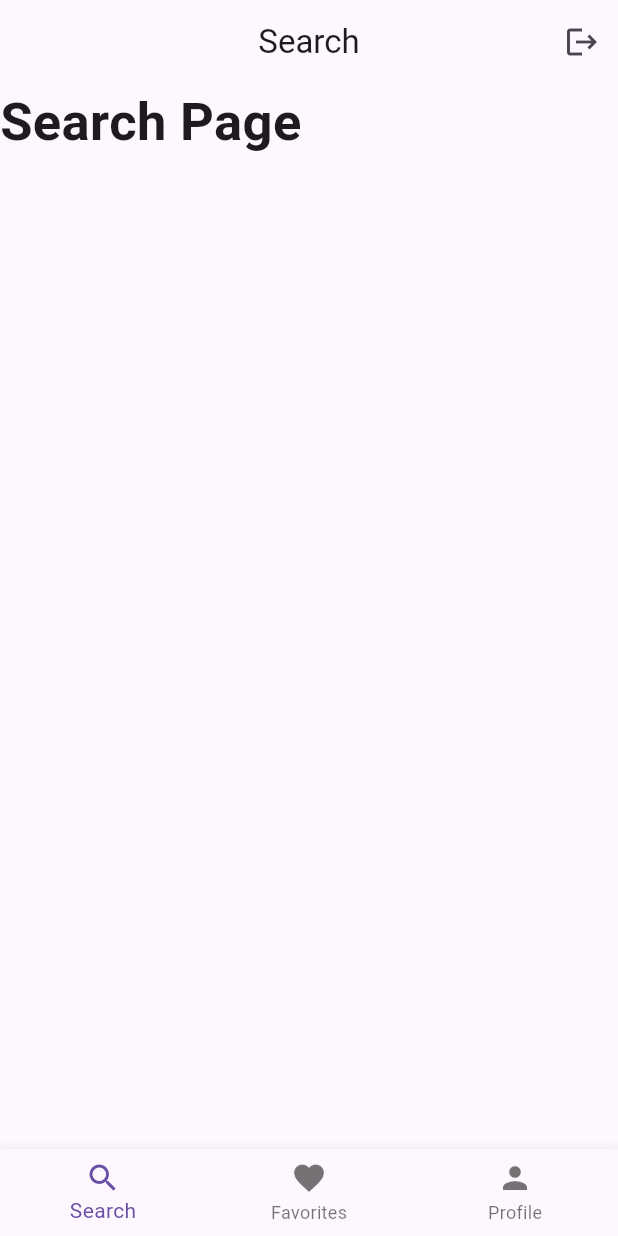
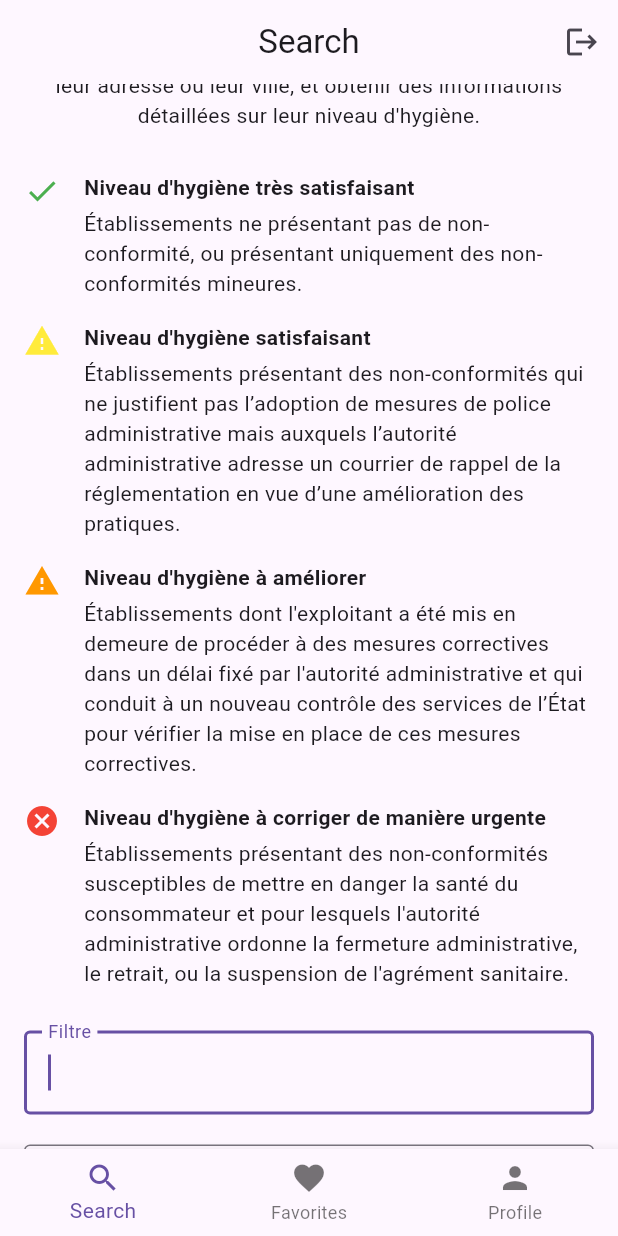
Before and after one commit to GuillaumeMichel10/Golbut, a Flutter app: the screen it shows once a user with an empty profile is signed in, on a phone screen of 412 x 824 dp. Run offline on Flutter 3.47's test engine with Material 3 defaults, Android fonts, the phone set to English and light mode, and no system bars; drawn by our look-alikes of flutter_typeahead; our stand-ins replace cloud_firestore, firebase_auth, firebase_core, flutter_profile_picture; accounts and stored records are empty; network calls fail.

Commit message:
:rocket: add autocomplete and form and result list :sparkles: and need to sleep :ambulance::tada:

```diff
--- /dev/null
+++ b/lib/models/establishment_model.dart
@@ -0,0 +1,58 @@
+import 'package:http/http.dart' as http;
+import 'dart:convert';
+
+class Establishment {
+  final String? name;
+  final String? siret;
+  final String? address;
+  final String? postalCode;
+  final String? town;
+  final String? inspectionNumber;
+  final String? inspectionDate;
+  final String? score;
+  final List<String>? filter;
+
+  Establishment({
+    required this.name,
+    required this.siret,
+    required this.address,
+    required this.postalCode,
+    required this.town,
+    required this.inspectionNumber,
+    required this.inspectionDate,
+    required this.score,
+    this.filter,
+  });
+
+  factory Establishment.fromJson(Map<String, dynamic> json) {
+    return Establishment(
+      name: json['app_libelle_etablissement'],
+      siret: json['siret'],
+      address: json['adresse_2_ua'],
+      postalCode: json['code_postal'],
+      town: json['libelle_commune'],
+      inspectionNumber: json['numero_inspection'],
+      inspectionDate: json['date_inspection'],
+      score: json['synthese_eval_sanit'],
+      filter: json['filtre'] != null ? List<String>.from(json['filtre']) : null,
+    );
+  }
+}
+
+Future<List<Establishment>> fetchEstablishment() async {
+  final uri = Uri.https(
+    'dgal.opendatasoft.com',
+    '/api/explore/v2.1/catalog/datasets/export_alimconfiance/exports/json',
+    {
+      'select':
+      'app_libelle_etablissement,siret,adresse_2_ua,code_postal,libelle_commune,date_inspection,synthese_eval_sanit,filtre',
+    },
+  );
+  final response = await http.get(uri);
+  if (response.statusCode == 200) {
+    List jsonResponse = json.decode(response.body);
+    return jsonResponse.map((data) => Establishment.fromJson(data)).toList();
+  } else {
+    throw Exception('Failed to load etablissements from API');
+  }
+}
--- a/lib/screens/home_screen.dart
+++ b/lib/screens/home_screen.dart
@@ -1,6 +1,10 @@
 import 'package:flutter/material.dart';
 import 'package:open_hygiene/screens/profile_screen.dart';
+import 'package:open_hygiene/screens/result_page.dart';
+import 'package:open_hygiene/screens/search_page.dart';
 import 'package:open_hygiene/services/auth_service.dart';
+
+import '../models/establishment_model.dart';
 
 class HomeScreen extends StatefulWidget {
   @override
@@ -10,6 +14,21 @@ class HomeScreen extends StatefulWidget {
 class _HomeScreenState extends State<HomeScreen> {
   int _selectedIndex = 0;
   final PageController _pageController = PageController();
+  Future<List<Establishment>>? _futureEstablishment;
+  Map<String, TextEditingController> textEditingControllerMap = {};
+
+  String? _selectedFilter;
+  String? _selectedTown;
+  String? _selectedName;
+
+  @override
+  void initState() {
+    super.initState();
+    _futureEstablishment = fetchEstablishment();
+    textEditingControllerMap['filter'] = TextEditingController();
+    textEditingControllerMap['town'] = TextEditingController();
+    textEditingControllerMap['name'] = TextEditingController();
+  }
 
   @override
   void dispose() {
@@ -20,7 +39,7 @@ class _HomeScreenState extends State<HomeScreen> {
   void _onItemTapped(int index) {
     setState(() {
       _selectedIndex = index;
-      _pageController.animateToPage(index, duration: Duration(milliseconds: 500), curve: Curves.easeInOut);
+      _pageController.animateToPage(index, duration: const Duration(milliseconds: 500), curve: Curves.easeInOut);
     });
   }
 
@@ -60,8 +79,29 @@ class _HomeScreenState extends State<HomeScreen> {
           });
         },
         children: [
-          Text('Search Page', style: TextStyle(fontSize: 35, fontWeight: FontWeight.bold)),
-          Text('Favorites Page', style: TextStyle(fontSize: 35, fontWeight: FontWeight.bold)),
+          SearchPage(establishment: _futureEstablishment,
+              textEditingControllerMap: textEditingControllerMap,
+              onSelectedFilterChanged: (newFilter) {
+                setState(() {
+                  _selectedFilter = newFilter;
+                });
+              },
+              onSelectedTownChanged: (newTown) {
+                setState(() {
+                  _selectedTown = newTown;
+                });
+              },
+              onSelectedNameChanged: (newName) {
+                setState(() {
+                  _selectedName = newName;
+                });
+              },
+          ),
+          ResultPage(establishment: _futureEstablishment,
+              selectedFilter: _selectedFilter,
+            selectedTown: _selectedTown,
+            selectedName: _selectedName,
+          ),
           ProfileScreen(),
         ],
       ),
--- /dev/null
+++ b/lib/screens/search_page.dart
@@ -0,0 +1,326 @@
+import 'package:flutter/material.dart';
+import 'package:flutter_typeahead/flutter_typeahead.dart';
+
+import '../models/establishment_model.dart';
+
+class SearchPage extends StatefulWidget {
+  final Future<List<Establishment>>? establishment;
+  final Map<String, TextEditingController> textEditingControllerMap;
+
+  final Function(String) onSelectedFilterChanged;
+  final Function(String) onSelectedTownChanged;
+  final Function(String) onSelectedNameChanged;
+
+  const SearchPage({Key? key,
+    required this.establishment,
+    required this.textEditingControllerMap,
+    required this.onSelectedFilterChanged,
+    required this.onSelectedTownChanged,
+    required this.onSelectedNameChanged
+  }) : super(key: key);
+
+  @override
+  _SearchPageState createState() => _SearchPageState();
+}
+
+class _SearchPageState extends State<SearchPage> {
+  String? selectedFilter;
+  String? selectedTown;
+  String? selectedName;
+
+  @override
+  void initState() {
+    super.initState();
+  }
+
+  Future<Set<String>> _filterFilters() async {
+    Set<String> filters = {};
+
+    List<Establishment>? establishments = await widget.establishment;
+    if (establishments != null) {
+      for (var establishment in establishments) {
+        establishment.filter?.forEach((filter) {
+          filters.add(filter);
+        });
+      }
+    }
+
+    return filters;
+  }
+
+  Future<List<String>> _filterTowns(String search) async {
+    List<String> filteredTowns = [];
+
+    List<Establishment>? establishments = await widget.establishment;
+
+    if (establishments != null) {
+      Set<String> uniqueTowns = {};
+
+      uniqueTowns.addAll(establishments
+          .where((e) => e.filter?.contains(selectedFilter) ?? false)
+          .map((e) => e.town!)
+          .where((name) => name.toLowerCase().contains(search.toLowerCase())));
+
+      filteredTowns = uniqueTowns.toList();
+    }
+
+    return filteredTowns;
+  }
+
+  Future<List<String>> _filterName(String search) async {
+    List<String> filteredName = [];
+
+    List<Establishment>? establishments = await widget.establishment;
+
+    if (establishments != null) {
+      Set<String> uniqueName = {};
+
+      uniqueName.addAll(establishments
+          .where((e) =>
+      (e.filter?.contains(selectedFilter) ?? false) &&
+          e.town == selectedTown)
+          .map((e) => e.name!)
+          .where((name) => name.toLowerCase().contains(search.toLowerCase())));
+
+      filteredName = uniqueName.toList();
+    }
+
+    return filteredName;
+  }
+
+  @override
+  Widget build(BuildContext context) {
+    return Scaffold(
+      body: SingleChildScrollView(
+        child: Padding(
+          padding: const EdgeInsets.all(16.0),
+          child: Column(
+            crossAxisAlignment: CrossAxisAlignment.center,
+            children: [
+              Text(
+                'Bienvenue sur OpenHygiène',
+                style: TextStyle(
+                  fontSize: 24,
+                  fontWeight: FontWeight.bold,
+                ),
+              ),
+              SizedBox(height: 20),
+              Text(
+                'OpenHygiène est une application conçue pour vous aider à trouver des informations sur les établissements alimentaires en fonction de leur niveau d\'hygiène.',
+                textAlign: TextAlign.center,
+              ),
+              SizedBox(height: 20),
+              Text(
+                'Vous pouvez rechercher des établissements par leur nom, leur adresse ou leur ville, et obtenir des informations détaillées sur leur niveau d\'hygiène.',
+                textAlign: TextAlign.center,
+              ),
+              SizedBox(height: 20),
+              _buildRatingSystem(),
+              SizedBox(height: 20),
+              TypeAheadField<String>(
+                builder: (context, controller, focusNode) {
+                  return TextField(
+                      controller: controller,
+                      focusNode: focusNode,
+                      autofocus: true,
+                      decoration: const InputDecoration(
+                        border: OutlineInputBorder(),
+                        labelText: 'Filtre',
+                      ));
+                },
+                controller: widget.textEditingControllerMap['filter'],
+                itemBuilder: (BuildContext context, String value) {
+                  return ListTile(
+                    title: Text(value),
+                  );
+                },
+                onSelected: (String value) {
+                  setState(() {
+                    widget.textEditingControllerMap['filter']?.text = value;
+                    selectedFilter = value;
+                  });
+                  widget.onSelectedFilterChanged(value);
+                },
+                suggestionsCallback: (String search) {
+                  return _filterFilters().then((filters) {
+                    return filters
+                        .where((filter) =>
+                        filter.toLowerCase().contains(search.toLowerCase()))
+                        .toList();
+                  });
+                },
+                loadingBuilder: (BuildContext context) {
+                  return const CircularProgressIndicator();
+                },
+                decorationBuilder: (context, child) {
+                  return Material(
+                    type: MaterialType.card,
+                    elevation: 4,
+                    borderRadius: BorderRadius.circular(8),
+                    child: child,
+                  );
+                },
+                offset: const Offset(0, 12),
+                constraints: const BoxConstraints(maxHeight: 500),
+              ),
+              const SizedBox(height: 20),
+              TypeAheadField<String>(
+                builder: (context, controller, focusNode) {
+                  return TextField(
+                      controller: controller,
+                      focusNode: focusNode,
+                      autofocus: true,
+                      decoration: const InputDecoration(
+                        border: OutlineInputBorder(),
+                        labelText: 'Commune',
+                      ));
+                },
+                controller: widget.textEditingControllerMap['town'],
+                itemBuilder: (BuildContext context, String value) {
+                  return ListTile(
+                    title: Text(value),
+                  );
+                },
+                onSelected: (String value) {
+                  setState(() {
+                    widget.textEditingControllerMap['town']?.text = value;
+                    selectedTown = value;
+                  });
+                  widget.onSelectedTownChanged(value);
+                },
+                suggestionsCallback: (String search) {
+                  return _filterTowns(search);
+                },
+                loadingBuilder: (BuildContext context) {
+                  return const CircularProgressIndicator();
+                },
+                decorationBuilder: (context, child) {
+                  return Material(
+                    type: MaterialType.card,
+                    elevation: 4,
+                    borderRadius: BorderRadius.circular(8),
+                    child: child,
+                  );
+                },
+                offset: const Offset(0, 12),
+                constraints: const BoxConstraints(maxHeight: 500),
+              ),
+              SizedBox(height: 20),
+              TypeAheadField<String>(
+                builder: (context, controller, focusNode) {
+                  return TextField(
+                      controller: controller,
+                      focusNode: focusNode,
+                      autofocus: true,
+                      decoration: const InputDecoration(
+                        border: OutlineInputBorder(),
+                        labelText: 'Nom',
+                      ));
+                },
+                controller: widget.textEditingControllerMap['name'],
+                itemBuilder: (BuildContext context, String value) {
+                  return ListTile(
+                    title: Text(value),
+                  );
+                },
+                onSelected: (String value) {
+                  setState(() {
+                    widget.textEditingControllerMap['name']?.text = value;
+                    selectedName = value;
+                  });
+                  widget.onSelectedNameChanged(value);
+                },
+                suggestionsCallback: (String search) {
+                  return _filterName(search);
+                },
+                loadingBuilder: (BuildContext context) {
+                  return const CircularProgressIndicator();
+                },
+                decorationBuilder: (context, child) {
+                  return Material(
+                    type: MaterialType.card,
+                    elevation: 4,
+                    borderRadius: BorderRadius.circular(8),
+                    child: child,
+                  );
+                },
+                offset: const Offset(0, 12),
+                constraints: const BoxConstraints(maxHeight: 500),
+              ),
+              SizedBox(height: 500),
+            ],
+          ),
+        ),
+      ),
+    );
+  }
+}
+
+Widget _buildRatingSystem() {
+  return Column(
+    crossAxisAlignment: CrossAxisAlignment.start,
+    children: [
+      _buildRatingItem(
+        icon: Icons.done,
+        color: Colors.green,
+        title: 'Niveau d\'hygiène très satisfaisant',
+        description:
+        'Établissements ne présentant pas de non-conformité, ou présentant uniquement des non-conformités mineures.',
+      ),
+      _buildRatingItem(
+        icon: Icons.warning,
+        color: Colors.yellow,
+        title: 'Niveau d\'hygiène satisfaisant',
+        description:
+        'Établissements présentant des non-conformités qui ne justifient pas l’adoption de mesures de police administrative mais auxquels l’autorité administrative adresse un courrier de rappel de la réglementation en vue d’une amélioration des pratiques.',
+      ),
+      _buildRatingItem(
+        icon: Icons.warning,
+        color: Colors.orange,
+        title: 'Niveau d\'hygiène à améliorer',
+        description:
+        'Établissements dont l\'exploitant a été mis en demeure de procéder à des mesures correctives dans un délai fixé par l\'autorité administrative et qui conduit à un nouveau contrôle des services de l’État pour vérifier la mise en place de ces mesures correctives.',
+      ),
+      _buildRatingItem(
+        icon: Icons.cancel,
+        color: Colors.red,
+        title: 'Niveau d\'hygiène à corriger de manière urgente',
+        description:
+        'Établissements présentant des non-conformités susceptibles de mettre en danger la santé du consommateur et pour lesquels l\'autorité administrative ordonne la fermeture administrative, le retrait, ou la suspension de l\'agrément sanitaire.',
+      ),
+    ],
+  );
+}
+
+Widget _buildRatingItem({
+  required IconData icon,
+  required Color color,
+  required String title,
+  required String description,
+}) {
+  return Padding(
+    padding: const EdgeInsets.symmetric(vertical: 8.0),
+    child: Row(
+      crossAxisAlignment: CrossAxisAlignment.start,
+      children: [
+        Icon(icon, color: color),
+        SizedBox(width: 16),
+        Expanded(
+          child: Column(
+            crossAxisAlignment: CrossAxisAlignment.start,
+            children: [
+              Text(
+                title,
+                style: TextStyle(
+                  fontWeight: FontWeight.bold,
+                ),
+              ),
+              SizedBox(height: 4),
+              Text(description),
+            ],
+          ),
+        ),
+      ],
+    ),
+  );
+}
--- a/pubspec.yaml
+++ b/pubspec.yaml
@@ -39,6 +39,8 @@ dependencies:
   firebase_core: ^2.27.1
   cloud_firestore: ^4.15.9
   flutter_profile_picture: ^2.0.0
+  http: ^1.2.1
+  flutter_typeahead: ^5.2.0
 
 dev_dependencies:
   flutter_test:
```
Also changed, not shown: lib/screens/result_page.dart (added, +124 -0 lines), pubspec.lock, 6 other files.
